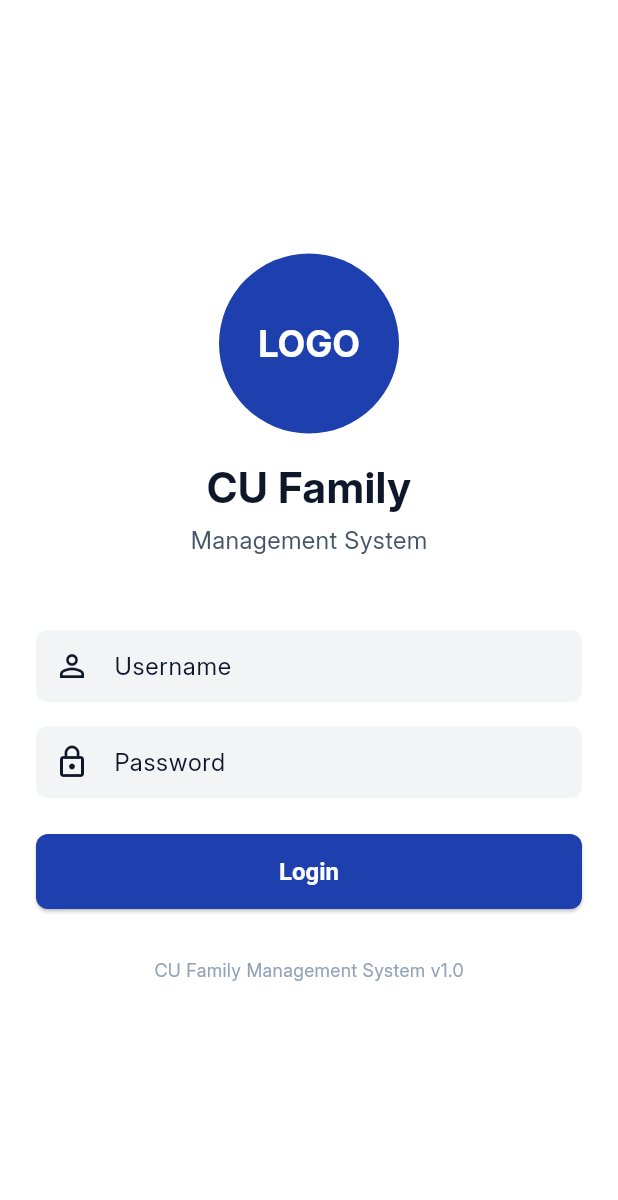
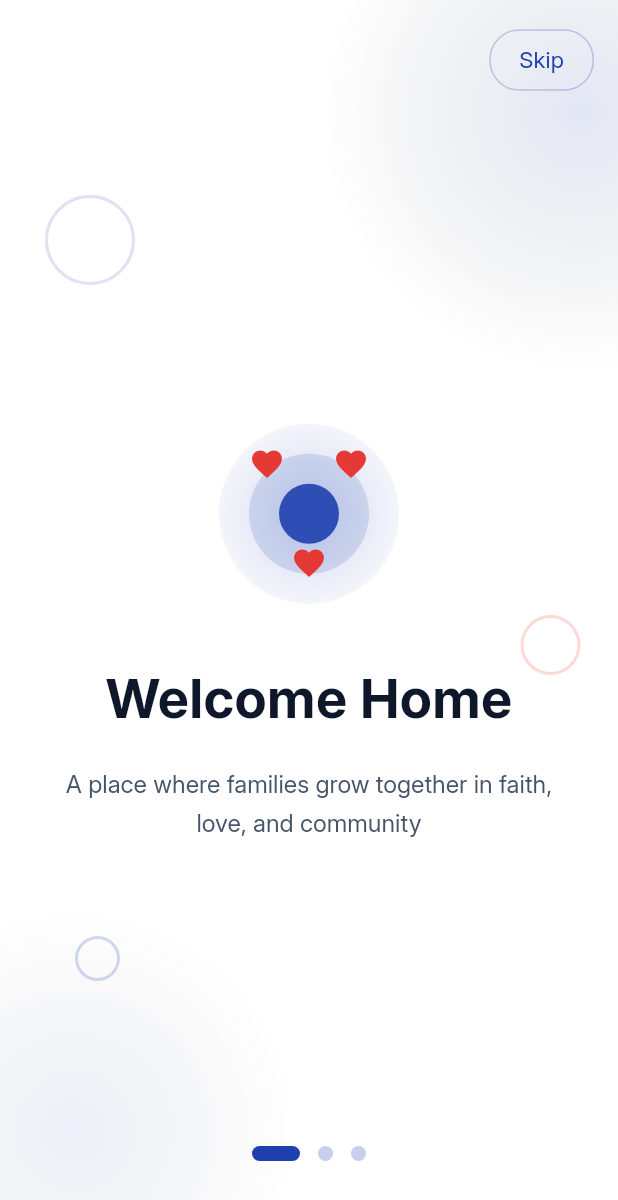
Before and after one commit to drCodeTechX/wefam, a Flutter app: the screen it shows after launch, on a phone screen of 412 x 824 dp. Shown: the top 1200 px of the screen. Run offline on Flutter 3.47's test engine with Material 3 defaults, Android fonts, the phone set to English and light mode, and no system bars; our stand-ins replace dio, flutter_dotenv, flutter_riverpod, flutter_secure_storage, go_router, shared_preferences and 1 more; accounts and stored records are empty.

Commit message:
feat: add onboarding screens, improve auth error handling, fix redirect glitch, add persistent login

```diff
--- a/lib/core/router/app_router.dart
+++ b/lib/core/router/app_router.dart
@@ -2,13 +2,17 @@ import 'package:flutter/material.dart';
 import 'package:go_router/go_router.dart';
 import 'package:flutter_riverpod/flutter_riverpod.dart';
 import 'package:wefam/providers/auth_provider.dart';
+import 'package:wefam/providers/onboarding_provider.dart';
 import 'package:wefam/features/auth/presentation/login_screen.dart';
+import 'package:wefam/features/onboarding/presentation/onboarding_screen.dart';
 import 'package:wefam/features/dashboard/presentation/dashboard_screen.dart';
 import 'package:wefam/core/router/scaffold_with_nav_bar.dart';
 import 'package:wefam/features/profile/presentation/profile_screen.dart';
+import 'package:wefam/core/theme/colors.dart';
 
 final routerProvider = Provider<GoRouter>((ref) {
   final authState = ref.watch(authStateProvider);
+  final onboardingState = ref.watch(onboardingProvider);
   final rootNavigatorKey = GlobalKey<NavigatorState>();
 
   return GoRouter(
@@ -17,17 +21,57 @@ final routerProvider = Provider<GoRouter>((ref) {
     refreshListenable: ValueNotifier(authState),
     redirect: (context, state) {
       final isLoggedIn = authState.asData?.value != null;
-      final isLoggingIn = state.uri.toString() == '/login';
-      final isLoading = authState is AsyncLoading;
+      final hasSeenOnboarding = onboardingState.asData?.value ?? false;
+      final isAuthLoading = authState is AsyncLoading;
+      final isOnboardingLoading = onboardingState is AsyncLoading;
 
-      if (isLoading) return null;
+      final currentPath = state.uri.toString();
+      final isOnOnboarding = currentPath == '/onboarding';
+      final isOnLogin = currentPath == '/login';
+      final isOnSplash = currentPath == '/splash';
 
-      if (!isLoggedIn && !isLoggingIn) return '/login';
-      if (isLoggedIn && isLoggingIn) return '/';
+      // Still loading - show splash
+      if (isAuthLoading || isOnboardingLoading) {
+        if (!isOnSplash) return '/splash';
+        return null;
+      }
+
+      // Not seen onboarding yet - show onboarding
+      if (!hasSeenOnboarding) {
+        if (!isOnOnboarding) return '/onboarding';
+        return null;
+      }
+
+      // Seen onboarding but not logged in - show login
+      if (!isLoggedIn) {
+        if (!isOnLogin) return '/login';
+        return null;
+      }
+
+      // Logged in - go to home if on auth pages
+      if (isOnOnboarding || isOnLogin || isOnSplash) {
+        return '/';
+      }
 
       return null;
     },
     routes: [
+      // Splash/loading screen
+      GoRoute(
+        path: '/splash',
+        builder: (context, state) => const _SplashScreen(),
+      ),
+      // Onboarding route
+      GoRoute(
+        path: '/onboarding',
+        builder: (context, state) => const OnboardingScreen(),
+      ),
+      // Login route
+      GoRoute(
+        path: '/login',
+        builder: (context, state) => const LoginScreen(),
+      ),
+      // Main app routes with bottom navigation
       StatefulShellRoute.indexedStack(
         builder: (context, state, navigationShell) {
           return ScaffoldWithNavBar(navigationShell: navigationShell);
@@ -51,10 +95,49 @@ final routerProvider = Provider<GoRouter>((ref) {
           ),
         ],
       ),
-      GoRoute(
-        path: '/login',
-        builder: (context, state) => const LoginScreen(),
-      ),
     ],
   );
 });
+
+/// Simple splash screen shown while loading auth/onboarding state
+class _SplashScreen extends StatelessWidget {
+  const _SplashScreen();
+
+  @override
+  Widget build(BuildContext context) {
+    return Scaffold(
+      backgroundColor: AppColors.background,
+      body: Center(
+        child: Column(
+          mainAxisAlignment: MainAxisAlignment.center,
+          children: [
+            Container(
+              width: 100,
+              height: 100,
+              decoration: BoxDecoration(
+                color: AppColors.primary,
+                borderRadius: BorderRadius.circular(50),
+              ),
+              child: const Icon(
+                Icons.family_restroom,
+                size: 50,
+                color: Colors.white,
+              ),
+            ),
+            const SizedBox(height: 24),
+            const Text(
+              'WeFam',
+              style: TextStyle(
+                fontSize: 28,
+                fontWeight: FontWeight.bold,
+                color: AppColors.textPrimary,
+              ),
+            ),
+            const SizedBox(height: 32),
+            const CircularProgressIndicator(),
+          ],
+        ),
+      ),
+    );
+  }
+}
--- a/lib/data/services/auth_service.dart
+++ b/lib/data/services/auth_service.dart
@@ -1,3 +1,5 @@
+import 'dart:io';
+
 import 'package:flutter_secure_storage/flutter_secure_storage.dart';
 import 'package:dio/dio.dart';
 import 'package:wefam/core/api/api_client.dart';
@@ -26,18 +28,32 @@ class AuthService {
         await _storage.write(key: 'auth_token', value: token);
         await _databaseHelper.saveFamily(familyData);
 
-        // Also save children if provided in response, though typically loaded separately
-        // For now just family.
-
         return {'success': true, 'family': familyData};
       } else {
         return {'success': false, 'error': data['error'] ?? 'Login failed'};
       }
     } on DioException catch (e) {
-        final message = e.response?.data?['error'] ?? 'Login failed';
-        return {'success': false, 'error': message};
+      // Check for network/connectivity issues
+      if (e.type == DioExceptionType.connectionTimeout ||
+          e.type == DioExceptionType.sendTimeout ||
+          e.type == DioExceptionType.receiveTimeout) {
+        return {'success': false, 'error': 'Connection timed out. Please check your internet connection.'};
+      }
+      if (e.type == DioExceptionType.connectionError) {
+        return {'success': false, 'error': 'Cannot connect to server. Please check your internet connection.'};
+      }
+      if (e.response?.statusCode == 401) {
+        return {'success': false, 'error': 'Invalid username or password.'};
+      }
+      if (e.response?.statusCode == 500) {
+        return {'success': false, 'error': 'Server error. Please try again later.'};
+      }
+      final message = e.response?.data?['error'] ?? 'Login failed. Please try again.';
+      return {'success': false, 'error': message};
+    } on SocketException {
+      return {'success': false, 'error': 'No internet connection. Please check your network.'};
     } catch (e) {
-      return {'success': false, 'error': e.toString()};
+      return {'success': false, 'error': 'An unexpected error occurred: ${e.toString()}'};
     }
   }
 
@@ -54,21 +70,24 @@ class AuthService {
       });
 
       if (response.data['success'] == true) {
-         return {'success': true};
+        return {'success': true};
       } else {
         return {'success': false, 'error': response.data['error'] ?? 'Failed to change password'};
       }
     } on DioException catch (e) {
-       final message = e.response?.data?['error'] ?? 'Failed to change password';
-       return {'success': false, 'error': message};
+      if (e.type == DioExceptionType.connectionError) {
+        return {'success': false, 'error': 'Cannot connect to server. Please check your internet connection.'};
+      }
+      final message = e.response?.data?['error'] ?? 'Failed to change password';
+      return {'success': false, 'error': message};
     }
   }
 
   Future<Family?> checkAuthStatus() async {
     final token = await _storage.read(key: 'auth_token');
     if (token != null) {
+      // Token exists - user is authenticated, load from local DB
       final family = await _databaseHelper.getFamily();
-      // Optionally verify token validity with API
       return family;
     }
     return null;
--- /dev/null
+++ b/lib/features/onboarding/presentation/onboarding_screen.dart
@@ -0,0 +1,396 @@
+import 'package:flutter/material.dart';
+import 'package:flutter_riverpod/flutter_riverpod.dart';
+import 'package:go_router/go_router.dart';
+import 'package:wefam/providers/onboarding_provider.dart';
+import 'package:wefam/core/theme/colors.dart';
+
+class OnboardingScreen extends ConsumerStatefulWidget {
+  const OnboardingScreen({super.key});
+
+  @override
+  ConsumerState<OnboardingScreen> createState() => _OnboardingScreenState();
+}
+
+class _OnboardingScreenState extends ConsumerState<OnboardingScreen> {
+  final PageController _pageController = PageController();
+  int _currentPage = 0;
+
+  final List<OnboardingPageData> _pages = [
+    OnboardingPageData(
+      type: OnboardingPageType.welcome,
+      title: 'Welcome Home',
+      subtitle: 'A place where families grow together in faith, love, and community',
+    ),
+    OnboardingPageData(
+      type: OnboardingPageType.scripture,
+      title: '"How good and pleasant it is when God\'s people live together in unity!"',
+      subtitle: '— Psalm 133:1',
+    ),
+    OnboardingPageData(
+      type: OnboardingPageType.community,
+      title: 'Together, We Grow',
+      subtitle: 'Share prayers, celebrate moments, and walk alongside your fellowship family — every step of the way.',
+    ),
+  ];
+
+  void _onPageChanged(int page) {
+    setState(() {
+      _currentPage = page;
+    });
+  }
+
+  void _goToPage(int page) {
+    _pageController.animateToPage(
+      page,
+      duration: const Duration(milliseconds: 400),
+      curve: Curves.easeInOut,
+    );
+  }
+
+  Future<void> _handleGetStarted() async {
+    await ref.read(onboardingProvider.notifier).completeOnboarding();
+    if (mounted) {
+      context.go('/login');
+    }
+  }
+
+  @override
+  void dispose() {
+    _pageController.dispose();
+    super.dispose();
+  }
+
+  @override
+  Widget build(BuildContext context) {
+    return Scaffold(
+      body: Stack(
+        children: [
+          // Background gradient layers
+          Positioned(
+            top: -100,
+            right: -150,
+            child: Container(
+              width: 350,
+              height: 350,
+              decoration: BoxDecoration(
+                shape: BoxShape.circle,
+                gradient: RadialGradient(
+                  colors: [
+                    AppColors.primary.withOpacity(0.12),
+                    Colors.transparent,
+                  ],
+                ),
+              ),
+            ),
+          ),
+          Positioned(
+            bottom: -80,
+            left: -100,
+            child: Container(
+              width: 300,
+              height: 300,
+              decoration: BoxDecoration(
+                shape: BoxShape.circle,
+                gradient: RadialGradient(
+                  colors: [
+                    AppColors.primary.withOpacity(0.08),
+                    Colors.transparent,
+                  ],
+                ),
+              ),
+            ),
+          ),
+
+          // Floating decorative circles
+          _buildFloatingCircle(top: 120, left: 30, size: 60, borderColor: AppColors.primary.withOpacity(0.15)),
+          _buildFloatingCircle(top: 400, right: 25, size: 40, borderColor: Colors.red.withOpacity(0.2)),
+          _buildFloatingCircle(bottom: 180, left: 50, size: 30, borderColor: AppColors.primary.withOpacity(0.2)),
+
+          // Main content
+          SafeArea(
+            child: Column(
+              children: [
+                // Skip button
+                if (_currentPage < _pages.length - 1)
+                  Align(
+                    alignment: Alignment.topRight,
+                    child: Padding(
+                      padding: const EdgeInsets.all(16.0),
+                      child: TextButton(
+                        onPressed: () => _goToPage(_pages.length - 1),
+                        style: TextButton.styleFrom(
+                          padding: const EdgeInsets.symmetric(horizontal: 20, vertical: 10),
+                          shape: RoundedRectangleBorder(
+                            borderRadius: BorderRadius.circular(20),
+                            side: BorderSide(color: AppColors.primary.withOpacity(0.25)),
+                          ),
+                        ),
+                        child: Text(
+                          'Skip',
+                          style: TextStyle(
+                            color: AppColors.primary,
+                            fontSize: 15,
+                            fontWeight: FontWeight.w500,
+                          ),
+                        ),
+                      ),
+                    ),
+                  )
+                else
+                  const SizedBox(height: 56),
+
+                // Page content
+                Expanded(
+                  child: PageView.builder(
+                    controller: _pageController,
+                    onPageChanged: _onPageChanged,
+                    itemCount: _pages.length,
+                    itemBuilder: (context, index) {
+                      return _buildPage(_pages[index], index == _pages.length - 1);
+                    },
+                  ),
+                ),
+
+                // Navigation dots
+                Padding(
+                  padding: const EdgeInsets.only(bottom: 50),
+                  child: Row(
+                    mainAxisAlignment: MainAxisAlignment.center,
+                    children: List.generate(
+                      _pages.length,
+                      (index) => GestureDetector(
+                        onTap: () => _goToPage(index),
+                        child: AnimatedContainer(
+                          duration: const Duration(milliseconds: 300),
+                          margin: const EdgeInsets.symmetric(horizontal: 6),
+                          width: _currentPage == index ? 32 : 10,
+                          height: 10,
+                          decoration: BoxDecoration(
+                            color: _currentPage == index
+                                ? AppColors.primary
+                                : AppColors.primary.withOpacity(0.25),
+                            borderRadius: BorderRadius.circular(5),
+                          ),
+                        ),
+                      ),
+                    ),
+                  ),
+                ),
+              ],
+            ),
+          ),
+        ],
+      ),
+    );
+  }
+
+  Widget _buildFloatingCircle({
+    double? top,
+    double? bottom,
+    double? left,
+    double? right,
+    required double size,
+    required Color borderColor,
+  }) {
+    return Positioned(
+      top: top,
+      bottom: bottom,
+      left: left,
+      right: right,
+      child: TweenAnimationBuilder<double>(
+        tween: Tween(begin: 0, end: 1),
+        duration: const Duration(seconds: 3),
+        builder: (context, value, child) {
+          return Transform.translate(
+            offset: Offset(0, 20 * (0.5 - value).abs() * 2 - 10),
+            child: Container(
+              width: size,
+              height: size,
+              decoration: BoxDecoration(
+                shape: BoxShape.circle,
+                border: Border.all(color: borderColor, width: 2),
+              ),
+            ),
+          );
+        },
+      ),
+    );
+  }
+
+  Widget _buildPage(OnboardingPageData page, bool isLastPage) {
+    return Padding(
+      padding: const EdgeInsets.symmetric(horizontal: 32),
+      child: Column(
+        mainAxisAlignment: MainAxisAlignment.center,
+        children: [
+          // Icon/Illustration
+          _buildPageIcon(page.type),
+          const SizedBox(height: 40),
+
+          // Title
+          Text(
+            page.title,
+            textAlign: TextAlign.center,
+            style: TextStyle(
+              fontFamily: page.type == OnboardingPageType.scripture ? 'serif' : null,
+              fontSize: page.type == OnboardingPageType.scripture ? 28 : 36,
+              fontWeight: FontWeight.w600,
+              fontStyle: page.type == OnboardingPageType.scripture ? FontStyle.italic : FontStyle.normal,
+              color: AppColors.textPrimary,
+              height: 1.3,
+            ),
+          ),
+          const SizedBox(height: 20),
+
+          // Subtitle
+          Text(
+            page.subtitle,
+            textAlign: TextAlign.center,
+            style: TextStyle(
+              fontSize: page.type == OnboardingPageType.scripture ? 15 : 16,
+              fontWeight: page.type == OnboardingPageType.scripture ? FontWeight.w600 : FontWeight.w400,
+              color: page.type == OnboardingPageType.scripture
+                  ? AppColors.primary
+                  : AppColors.textSecondary,
+              height: 1.6,
+              letterSpacing: page.type == OnboardingPageType.scripture ? 1 : 0,
+            ),
+          ),
+
+          // Accent line for scripture page
+          if (page.type == OnboardingPageType.scripture) ...[
+            const SizedBox(height: 30),
+            Container(
+              width: 60,
+              height: 4,
+              decoration: BoxDecoration(
+                gradient: LinearGradient(
+                  colors: [AppColors.primary, Colors.red.shade600],
+                ),
+                borderRadius: BorderRadius.circular(2),
+              ),
+            ),
+          ],
+
+          // Get Started button on last page
+          if (isLastPage) ...[
+            const SizedBox(height: 48),
+            ElevatedButton(
+              onPressed: _handleGetStarted,
+              style: ElevatedButton.styleFrom(
+                padding: const EdgeInsets.symmetric(horizontal: 40, vertical: 18),
+                shape: RoundedRectangleBorder(
+                  borderRadius: BorderRadius.circular(50),
+                ),
+                elevation: 8,
+                shadowColor: AppColors.primary.withOpacity(0.35),
+              ),
+              child: Row(
+                mainAxisSize: MainAxisSize.min,
+                children: [
+                  const Text(
+                    'Get Started',
+                    style: TextStyle(
+                      fontSize: 17,
+                      fontWeight: FontWeight.w600,
+                    ),
+                  ),
+                  const SizedBox(width: 12),
+                  Icon(Icons.arrow_forward, size: 20),
+                ],
+              ),
+            ),
+          ],
+        ],
+      ),
+    );
+  }
+
+  Widget _buildPageIcon(OnboardingPageType type) {
+    switch (type) {
+      case OnboardingPageType.welcome:
+        return Container(
+          width: 120,
+          height: 120,
+          decoration: BoxDecoration(
+            shape: BoxShape.circle,
+            gradient: RadialGradient(
+              colors: [
+                AppColors.primary.withOpacity(0.2),
+                AppColors.primary.withOpacity(0.05),
+              ],
+            ),
+          ),
+          child: Stack(
+            alignment: Alignment.center,
+            children: [
+              Container(
+                width: 80,
+                height: 80,
+                decoration: BoxDecoration(
+                  shape: BoxShape.circle,
+                  color: AppColors.primary.withOpacity(0.15),
+                ),
+              ),
+              Container(
+                width: 40,
+                height: 40,
+                decoration: BoxDecoration(
+                  shape: BoxShape.circle,
+                  color: AppColors.primary.withOpacity(0.9),
+                ),
+              ),
+              // Hearts around
+              Positioned(
+                top: 15,
+                left: 20,
+                child: Icon(Icons.favorite, color: Colors.red.shade600, size: 24),
+              ),
+              Positioned(
+                top: 15,
+                right: 20,
+                child: Icon(Icons.favorite, color: Colors.red.shade600, size: 24),
+              ),
+              Positioned(
+                bottom: 15,
+                child: Icon(Icons.favorite, color: Colors.red.shade600, size: 24),
+              ),
+            ],
+          ),
+        );
+      case OnboardingPageType.scripture:
+        return Text(
+          '"',
+          style: TextStyle(
+            fontSize: 100,
+            color: AppColors.primary.withOpacity(0.15),
+            height: 0.8,
+          ),
+        );
+      case OnboardingPageType.community:
+        return Row(
+          mainAxisAlignment: MainAxisAlignment.center,
+          crossAxisAlignment: CrossAxisAlignment.end,
+          children: [
+            Icon(Icons.person, size: 50, color: AppColors.primary.withOpacity(0.4)),
+            Icon(Icons.person, size: 65, color: AppColors.primary),
+            Icon(Icons.person, size: 50, color: AppColors.primary.withOpacity(0.4)),
+          ],
+        );
+    }
+  }
+}
+
+enum OnboardingPageType { welcome, scripture, community }
+
+class OnboardingPageData {
+  final OnboardingPageType type;
+  final String title;
+  final String subtitle;
+
+  OnboardingPageData({
+    required this.type,
+    required this.title,
+    required this.subtitle,
+  });
+}
--- a/lib/providers/auth_provider.dart
+++ b/lib/providers/auth_provider.dart
@@ -2,6 +2,7 @@ import 'package:flutter_riverpod/flutter_riverpod.dart';
 import 'package:wefam/data/services/auth_service.dart';
 import 'package:wefam/data/database/database_helper.dart';
 import 'package:wefam/data/models/family.dart' as model;
+import 'package:wefam/providers/onboarding_provider.dart';
 import 'api_provider.dart';
 
 final databaseHelperProvider = Provider<DatabaseHelper>((ref) {
@@ -16,13 +17,14 @@ final authServiceProvider = Provider<AuthService>((ref) {
 });
 
 final authStateProvider = StateNotifierProvider<AuthNotifier, AsyncValue<model.Family?>>((ref) {
-  return AuthNotifier(ref.watch(authServiceProvider));
+  return AuthNotifier(ref.watch(authServiceProvider), ref);
 });
 
 class AuthNotifier extends StateNotifier<AsyncValue<model.Family?>> {
   final AuthService _authService;
+  final Ref _ref;
 
-  AuthNotifier(this._authService) : super(const AsyncValue.loading()) {
+  AuthNotifier(this._authService, this._ref) : super(const AsyncValue.loading()) {
     checkAuthStatus();
   }
 
@@ -31,7 +33,8 @@ class AuthNotifier extends StateNotifier<AsyncValue<model.Family?>> {
       final family = await _authService.checkAuthStatus();
       state = AsyncValue.data(family);
     } catch (e, st) {
-      state = AsyncValue.error(e, st);
+      // If there's an error checking auth, treat as not logged in
+      state = const AsyncValue.data(null);
     }
   }
 
@@ -49,6 +52,8 @@ class AuthNotifier extends StateNotifier<AsyncValue<model.Family?>> {
 
   Future<void> logout() async {
     await _authService.logout();
+    // Reset onboarding so user sees it again after logout
+    await _ref.read(onboardingProvider.notifier).resetOnboarding();
     state = const AsyncValue.data(null);
   }
 }
--- /dev/null
+++ b/lib/providers/onboarding_provider.dart
@@ -0,0 +1,36 @@
+import 'package:flutter_riverpod/flutter_riverpod.dart';
+import 'package:shared_preferences/shared_preferences.dart';
+
+final onboardingProvider = StateNotifierProvider<OnboardingNotifier, AsyncValue<bool>>((ref) {
+  return OnboardingNotifier();
+});
+
+class OnboardingNotifier extends StateNotifier<AsyncValue<bool>> {
+  static const String _hasSeenOnboardingKey = 'has_seen_onboarding';
+
+  OnboardingNotifier() : super(const AsyncValue.loading()) {
+    _loadOnboardingStatus();
+  }
+
+  Future<void> _loadOnboardingStatus() async {
+    try {
+      final prefs = await SharedPreferences.getInstance();
+      final hasSeenOnboarding = prefs.getBool(_hasSeenOnboardingKey) ?? false;
+      state = AsyncValue.data(hasSeenOnboarding);
+    } catch (e, st) {
+      state = AsyncValue.error(e, st);
+    }
+  }
+
+  Future<void> completeOnboarding() async {
+    final prefs = await SharedPreferences.getInstance();
+    await prefs.setBool(_hasSeenOnboardingKey, true);
+    state = const AsyncValue.data(true);
+  }
+
+  Future<void> resetOnboarding() async {
+    final prefs = await SharedPreferences.getInstance();
+    await prefs.setBool(_hasSeenOnboardingKey, false);
+    state = const AsyncValue.data(false);
+  }
+}
```
Lines whose indentation alone changed are shown as unchanged.
